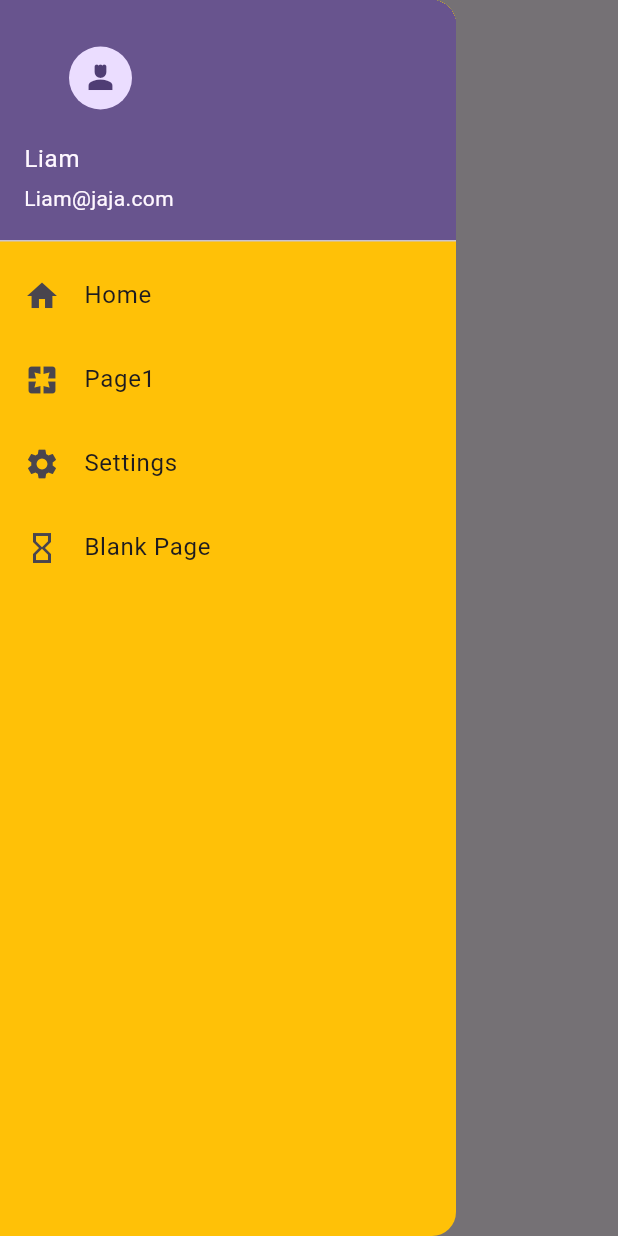
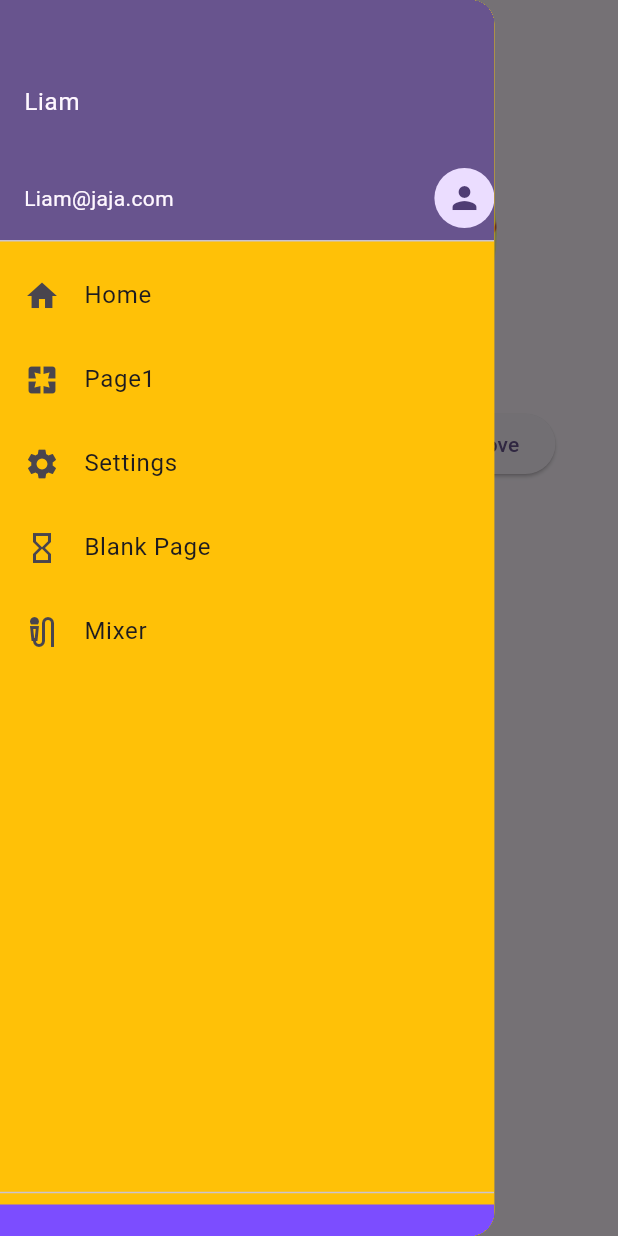
Before and after one commit to Ldotus/naviandroute, a Flutter app: the Profile screen opened by its route, with the side drawer open, on a phone screen of 412 x 824 dp. Run offline on Flutter 3.47's test engine with Material 2 defaults, Android fonts, the light colour scheme and no system bars; our stand-ins replace go_router, introduction_screen.

Commit message:
Removed routes and persistant memory

```diff
--- /dev/null
+++ b/lib/Pages/Mixer.dart
@@ -0,0 +1,15 @@
+import 'package:flutter/material.dart';
+
+class Mixer extends StatefulWidget {
+  const Mixer({super.key});
+
+  @override
+  State<Mixer> createState() => _MixerState();
+}
+
+class _MixerState extends State<Mixer> {
+  @override
+  Widget build(BuildContext context) {
+    return const Placeholder();
+  }
+}
--- a/lib/Pages/Todo.dart
+++ b/lib/Pages/Todo.dart
@@ -1,5 +1,6 @@
+// ignore_for_file: file_names
+
 import 'package:flutter/material.dart';
-import 'package:go_router/go_router.dart';
 
 import '../widgets/CustomDrawer.dart';
 
--- a/lib/Pages/User/Profile.dart
+++ b/lib/Pages/User/Profile.dart
@@ -4,19 +4,48 @@ import 'package:naviandroute/widgets/CustomDrawer.dart';
 
 class Profile extends StatelessWidget {
   final String name;
+
   const Profile({super.key, required this.name});
+
+  void _navigateToDashboard(BuildContext context) {
+    GoRouter.of(context).go("/");
+  }
 
   @override
   Widget build(BuildContext context) {
     return Scaffold(
-      appBar: AppBar(title: Text("Welcome $name")),
-      body: Center(
-        child: ElevatedButton(
-          child: const Text("Dashboard"),
-          onPressed: () {
-            GoRouter.of(context).go("/");
-          },
-        ),
+      appBar: AppBar(title: Text("$name" "s Profile")),
+      body: Column(
+        children: [
+          Align(
+            alignment: Alignment.topCenter,
+            child: SizedBox(
+              height: 200,
+              child: ClipRRect(
+                borderRadius:
+                    BorderRadius.circular(100), // Adjust for circular shape
+
+                child: Image.asset(
+                    'lib/assets/Rengoku.jpg'), // Replace with correct asset path
+              ),
+            ),
+          ),
+          const SizedBox(height: 16),
+          Row(mainAxisAlignment: MainAxisAlignment.spaceEvenly, children: [
+            ElevatedButton(
+              onPressed: () => _navigateToDashboard(context),
+              child: const Text("Add"),
+            ),
+            ElevatedButton(
+              onPressed: () => _navigateToDashboard(context),
+              child: const Text("Edit"),
+            ),
+            ElevatedButton(
+              onPressed: () => _navigateToDashboard(context),
+              child: const Text("Remove"),
+            )
+          ]),
+        ],
       ),
       drawer: const CustomDrawer(),
     );
--- /dev/null
+++ b/lib/Utility/AddProfile.dart
@@ -0,0 +1 @@
+//TODO: Create functionality for adding multiple music profiles
--- /dev/null
+++ b/lib/Utility/NavigateTo.dart
@@ -0,0 +1,52 @@
+import 'package:flutter/material.dart';
+import 'package:go_router/go_router.dart';
+
+import '../Pages/LoginPage.dart';
+import '../Pages/Page1.dart';
+import '../Pages/Settings.dart';
+import '../Pages/Todo.dart';
+import '../Pages/User/Profile.dart';
+import '../Pages/Mixer.dart';
+
+class NavigateTo {
+  static final GoRouter router =
+      GoRouter(initialLocation: "/LoginPage", routes: [
+    GoRoute(
+        path: "/",
+        builder: (context, state) => const Profile(
+              name: "Ldot",
+            )),
+    GoRoute(path: "/LoginPage", builder: (context, state) => const LoginPage()),
+    GoRoute(path: "/Todo", builder: (context, state) => const Todo()),
+    GoRoute(path: "/Page1", builder: (context, state) => const Page1()),
+    GoRoute(path: "/Mixer", builder: (context, state) => const Mixer()),
+    GoRoute(
+        path: "/Settings",
+        builder: (context, state) => const Settings(
+              title: "Settings payuj",
+            )),
+  ]);
+  static void navigateToDashboard(BuildContext context) {
+    GoRouter.of(context).go("/");
+  }
+
+  static void navigateToLoginPage(BuildContext context) {
+    GoRouter.of(context).go("/LoginPage");
+  }
+
+  static void navigateToTodoPage(BuildContext context) {
+    GoRouter.of(context).go("/Todo");
+  }
+
+  static void navigateToPage1(BuildContext context) {
+    GoRouter.of(context).go("/Page1");
+  }
+
+  static void navigateToSettingsPage(BuildContext context) {
+    GoRouter.of(context).go("/Settings");
+  }
+
+  static void navigateToMixer(BuildContext context) {
+    GoRouter.of(context).go("/Mixer");
+  }
+}
--- a/lib/main.dart
+++ b/lib/main.dart
@@ -1,10 +1,5 @@
 import 'package:flutter/material.dart';
-import 'package:go_router/go_router.dart';
-import 'package:naviandroute/Pages/Page1.dart';
-import 'package:naviandroute/Pages/Settings.dart';
-import 'Pages/LoginPage.dart';
-import 'Pages/Todo.dart';
-import 'Pages/User/Profile.dart';
+import 'Utility/NavigateTo.dart';
 
 void main() {
   runApp(MyApp());
@@ -18,7 +13,7 @@ class MyApp extends StatelessWidget {
   Widget build(BuildContext context) {
     return MaterialApp.router(
         title: 'Flutter Demo',
-        routerConfig: _router,
+        routerConfig: NavigateTo.router,
         // Defining the theme for the application
         theme: ThemeData(
           colorScheme: ColorScheme.fromSeed(seedColor: Colors.deepPurple),
@@ -30,19 +25,4 @@ class MyApp extends StatelessWidget {
   }
 
 //Create a GoRouter config to store all the paths in and set initial path
-  final GoRouter _router = GoRouter(initialLocation: "/LoginPage", routes: [
-    GoRoute(
-        path: "/",
-        builder: (context, state) => const Profile(
-              name: "Ldot",
-            )),
-    GoRoute(path: "/LoginPage", builder: (context, state) => const LoginPage()),
-    GoRoute(path: "/Todo", builder: (context, state) => const Todo()),
-    GoRoute(path: "/Page1", builder: (context, state) => const Page1()),
-    GoRoute(
-        path: "/Settings",
-        builder: (context, state) => const Settings(
-              title: "Settings payuj",
-            )),
-  ]);
 }
--- a/lib/widgets/CustomDrawer.dart
+++ b/lib/widgets/CustomDrawer.dart
@@ -1,54 +1,91 @@
+// ignore_for_file: file_names
+
 import 'package:flutter/material.dart';
-import 'package:go_router/go_router.dart';
+import 'package:naviandroute/Utility/NavigateTo.dart';
+
+import 'DrawerFooter.dart';
 
 class CustomDrawer extends StatelessWidget {
+  // Remove unused argument super.key in the constructor
   const CustomDrawer({super.key});
+
   final String name = "Liam";
 
   @override
   Widget build(BuildContext context) {
     String email = "$name@jaja.com";
     return Drawer(
+      // Consider using a more flexible width, e.g., width: MediaQuery.of(context).size.width * 0.8,
+      width: MediaQuery.of(context).size.width * 0.8,
       backgroundColor: Colors.amber,
       child: ListView(
         padding: EdgeInsets.zero,
         children: <Widget>[
           UserAccountsDrawerHeader(
-              accountName: Text(name),
-              accountEmail: Text(email),
-              currentAccountPicture: const Padding(
-                padding: EdgeInsets.fromLTRB(30, 0, 0, 0),
-                child: CircleAvatar(
-                  child: Icon(Icons.person_4),
+            accountName: Row(
+              mainAxisAlignment: MainAxisAlignment.start,
+              mainAxisSize: MainAxisSize.max,
+              children: [
+                Column(
+                  children: [
+                    Text(name),
+                  ],
                 ),
-              )),
+              ],
+            ),
+            currentAccountPictureSize: const Size(100, 200),
+            accountEmail: Row(
+              mainAxisAlignment: MainAxisAlignment.spaceBetween,
+              children: [
+                Text(email),
+                const CircleAvatar(
+                  // Consider using a more meaningful icon or standard icons
+                  child: Icon(Icons.person),
+                ),
+              ],
+            ),
+          ),
           ListTile(
             leading: const Icon(Icons.home),
             title: const Text("Home"),
             onTap: () {
-              GoRouter.of(context).go("/");
+              // Reuse the same navigation call
+              NavigateTo.navigateToDashboard(context);
             },
           ),
           ListTile(
             leading: const Icon(Icons.pages),
             title: const Text("Page1"),
             onTap: () {
-              GoRouter.of(context).go("/Page1");
+              NavigateTo.navigateToPage1(context);
             },
           ),
           ListTile(
             leading: const Icon(Icons.settings),
             title: const Text("Settings"),
             onTap: () {
-              GoRouter.of(context).go("/Settings");
+              NavigateTo.navigateToSettingsPage(context);
             },
           ),
           ListTile(
             leading: const Icon(Icons.hourglass_empty),
             title: const Text("Blank Page"),
             onTap: () {
-              GoRouter.of(context).go("/Page1");
+              NavigateTo.navigateToTodoPage(context);
             },
+          ),
+          ListTile(
+            leading: const Icon(Icons.mic_external_on_outlined),
+            title: const Text("Mixer"),
+            onTap: () {
+              NavigateTo.navigateToMixer(context);
+            },
+          ),
+          // Remove GestureDetector, it's not needed here
+          ConstrainedBox(
+            constraints:
+                const BoxConstraints(minHeight: 80.0, maxHeight: 410.0),
+            child: DrawerFooter(),
           ),
         ],
       ),
--- /dev/null
+++ b/lib/widgets/DrawerFooter.dart
@@ -0,0 +1,23 @@
+import 'package:flutter/material.dart';
+import 'package:go_router/go_router.dart';
+
+class DrawerFooter extends StatelessWidget {
+  @override
+  Widget build(BuildContext context) {
+    return Column(
+      mainAxisAlignment: MainAxisAlignment.end,
+      crossAxisAlignment: CrossAxisAlignment.start,
+      children: [
+        const Divider(), // Optional divider
+        ListTile(
+          tileColor: Colors.deepPurpleAccent,
+          title: const Text('Logout'),
+          onTap: () {
+            // Add logic to navigate back to the login page
+            GoRouter.of(context).go("/LoginPage");
+          },
+        ),
+      ],
+    );
+  }
+}
--- a/pubspec.yaml
+++ b/pubspec.yaml
@@ -62,6 +62,7 @@ flutter:
   uses-material-design: true
   assets:
     - lib/assets/Background.png
+    - lib/assets/Rengoku.jpg
 
   # To add assets to your application, add an assets section, like this:
   # assets:
```
Also changed, not shown: lib/Pages/LoginPage.dart (+5 -5 lines), lib/Pages/Routes.dart (deleted, +0 -29 lines), lib/Storage/PersistentMem.dart (deleted, +0 -27 lines), lib/assets/Rengoku.jpg (added).
